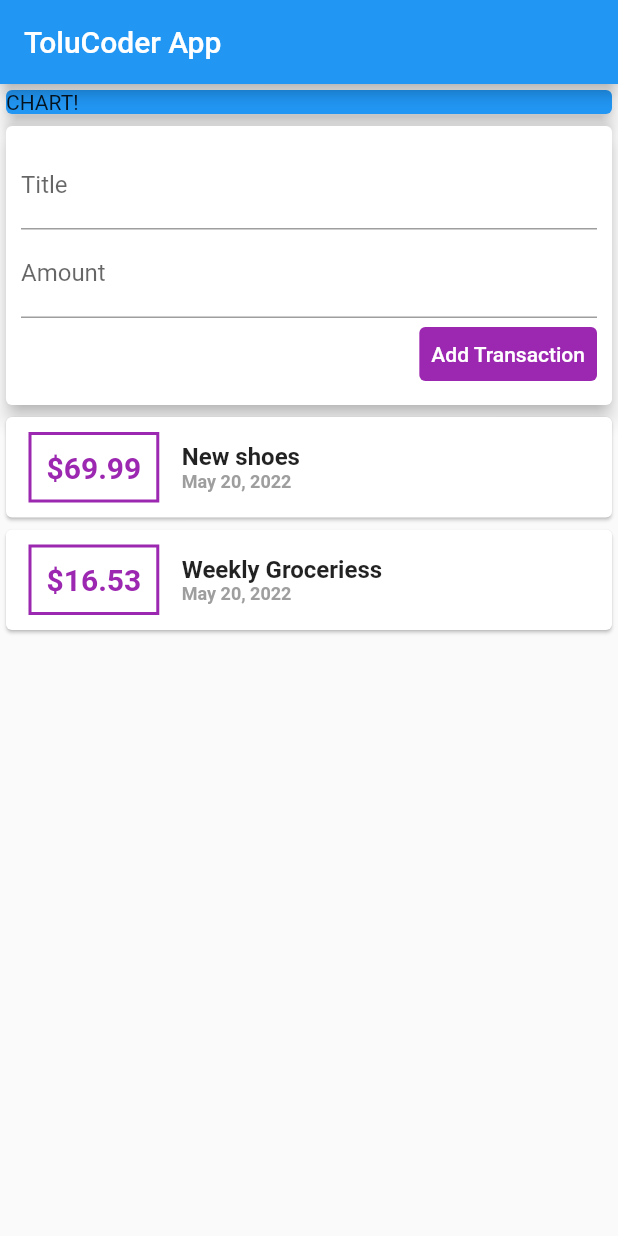
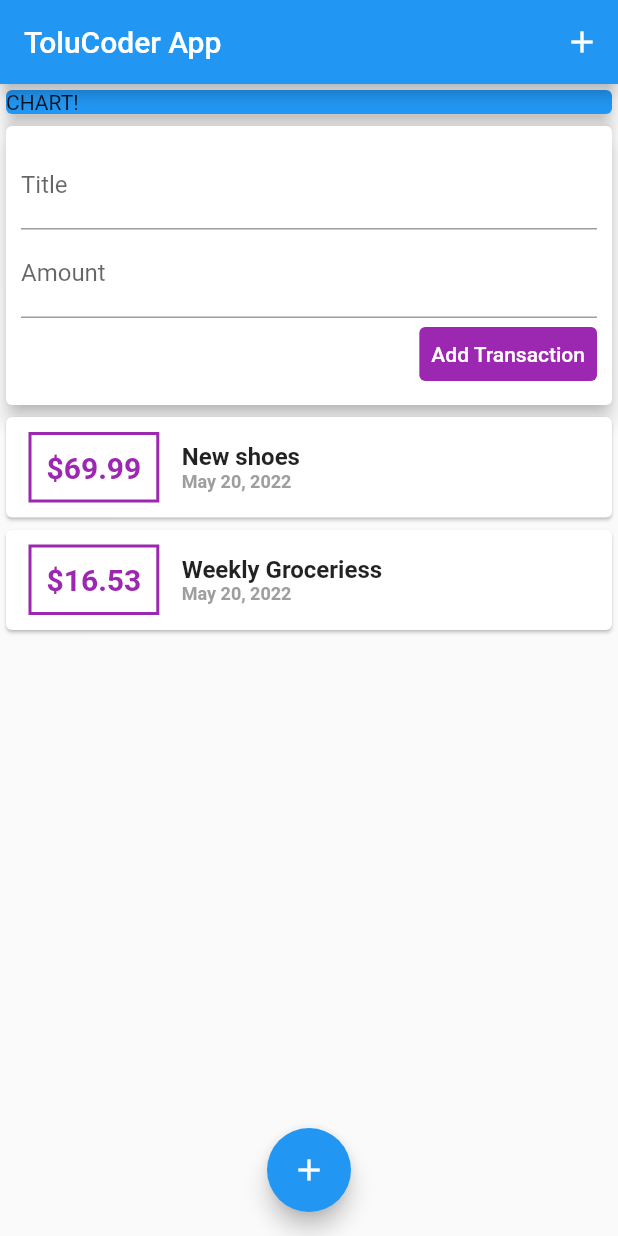
Before and after one commit to Tolulope05/e_planner, a Flutter app: the screen it shows after launch, on a phone screen of 412 x 824 dp. Run offline on Flutter 3.47's test engine with Material 2 defaults, Android fonts, the light colour scheme and no system bars.

Commit message:
Adding AppBar Buttons and Floating Action Button

```diff
--- a/lib/main.dart
+++ b/lib/main.dart
@@ -22,6 +22,12 @@ class MyhomePage extends StatelessWidget {
     return Scaffold(
       appBar: AppBar(
         title: const Text('ToluCoder App'),
+        actions: [
+          IconButton(
+            onPressed: () {},
+            icon: Icon(Icons.add),
+          ),
+        ],
       ),
       body: SingleChildScrollView(
         child: Column(
@@ -42,6 +48,11 @@ class MyhomePage extends StatelessWidget {
           ],
         ),
       ),
+      floatingActionButtonLocation: FloatingActionButtonLocation.centerFloat,
+      floatingActionButton: FloatingActionButton(
+        onPressed: () {},
+        child: Icon(Icons.add),
+      ),
     );
   }
 }
```
